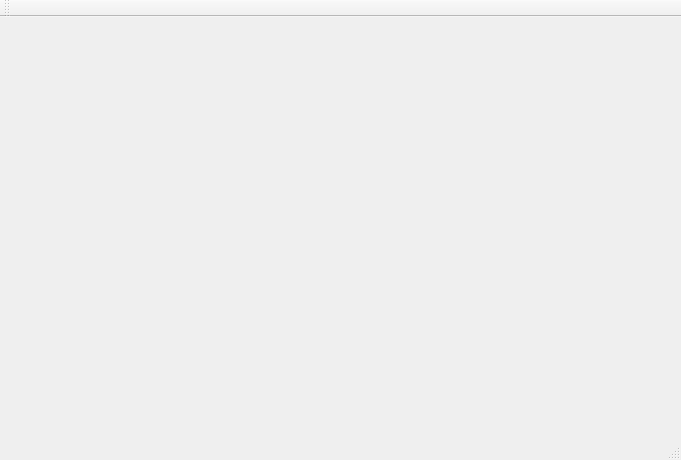
Above: src/main_window.ui from kvakvs/xrefgui1 before the change. Below: the same form after it.
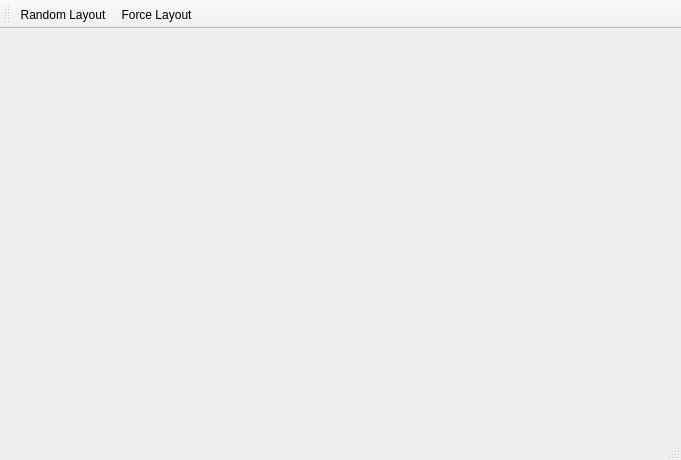
That is the form after the change.

What changed in the file:
```diff
--- a/src/main_window.ui
+++ b/src/main_window.ui
@@ -33,8 +33,26 @@
    <attribute name="toolBarBreak">
     <bool>false</bool>
    </attribute>
+   <addaction name="actionRandom_Layout"/>
+   <addaction name="actionForce_Layout"/>
   </widget>
   <widget class="QStatusBar" name="statusBar"/>
+  <action name="actionRandom_Layout">
+   <property name="text">
+    <string>Random Layout</string>
+   </property>
+   <property name="toolTip">
+    <string>Relayout whole graph randomly</string>
+   </property>
+  </action>
+  <action name="actionForce_Layout">
+   <property name="text">
+    <string>Force Layout</string>
+   </property>
+   <property name="toolTip">
+    <string>Run few iterations of force layout</string>
+   </property>
+  </action>
  </widget>
  <layoutdefault spacing="6" margin="11"/>
  <resources/>
```
Left out of the diff: 2 changed lines with no effect on the pictures.
